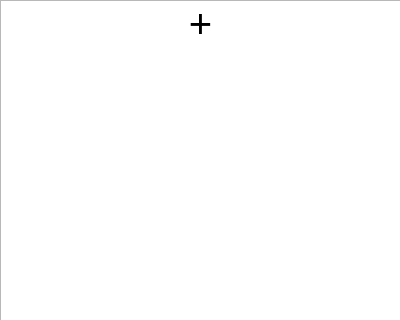
Above: eventplus.ui from websPC/member before the change; both pictures show x 0 to 400 and y 0 to 320 of the 400 by 600 pixel window. Below: the same form after it.
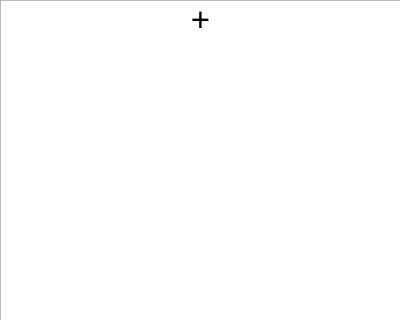
That is the form after the change.

The edit to the form file:
```diff
--- a/eventplus.ui
+++ b/eventplus.ui
@@ -27,21 +27,24 @@
      <height>601</height>
     </rect>
    </property>
+   <property name="font">
+    <font>
+     <pointsize>25</pointsize>
+    </font>
+   </property>
+   <property name="textElideMode">
+    <enum>Qt::ElideMiddle</enum>
+   </property>
    <property name="gridSize">
     <size>
      <width>0</width>
-     <height>40</height>
+     <height>50</height>
     </size>
    </property>
    <item>
     <property name="text">
      <string>+</string>
     </property>
-    <property name="font">
-     <font>
-      <pointsize>30</pointsize>
-     </font>
-    </property>
     <property name="textAlignment">
      <set>AlignHCenter|AlignVCenter|AlignCenter</set>
     </property>
```
